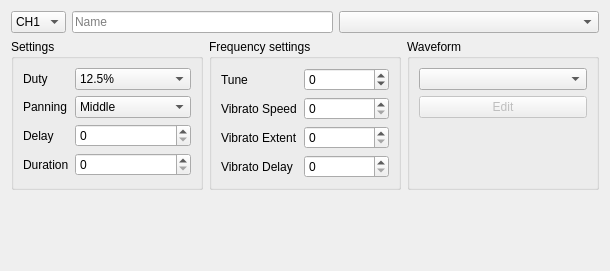
stoneface86/trackerboy, file ui/designer/InstrumentEditor.ui: the form before one commit.
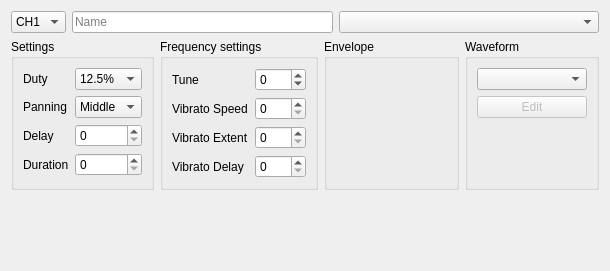
The form after the commit. Custom widgets are drawn as their Qt base class.

Commit message: instruments have a default envelope setting of 0xF0 improved instrument editor ui widget switching (replaceWidget not needed) fix order in wave volume combo box

What changed in the file:
```diff
--- a/ui/designer/InstrumentEditor.ui
+++ b/ui/designer/InstrumentEditor.ui
@@ -55,7 +55,7 @@
       </layout>
      </item>
      <item>
-      <layout class="QHBoxLayout" name="mGroupLayout" stretch="1,1,1">
+      <layout class="QHBoxLayout" name="mGroupLayout" stretch="0,0,0,0">
        <item>
         <widget class="QGroupBox" name="mGroupGeneral">
          <property name="sizePolicy">
@@ -245,6 +245,30 @@
          </layout>
         </widget>
        </item>
+       <item>
+        <widget class="QGroupBox" name="mGroupEnvelope">
+         <property name="title">
+          <string>Envelope</string>
+         </property>
+         <layout class="QGridLayout" name="gridLayout">
+          <property name="leftMargin">
+           <number>0</number>
+          </property>
+          <property name="topMargin">
+           <number>0</number>
+          </property>
+          <property name="rightMargin">
+           <number>0</number>
+          </property>
+          <property name="bottomMargin">
+           <number>0</number>
+          </property>
+          <item row="0" column="0">
+           <widget class="EnvelopeForm" name="mEnvelopeForm" native="true"/>
+          </item>
+         </layout>
+        </widget>
+       </item>
        <item>
         <widget class="QGroupBox" name="mGroupWave">
          <property name="title">
@@ -313,6 +337,12 @@
    <header>widgets/PianoWidget.hpp</header>
    <container>1</container>
   </customwidget>
+  <customwidget>
+   <class>EnvelopeForm</class>
+   <extends>QWidget</extends>
+   <header>widgets/EnvelopeForm.hpp</header>
+   <container>1</container>
+  </customwidget>
  </customwidgets>
  <resources/>
  <connections/>
```
The commit also changes 3 other files.
